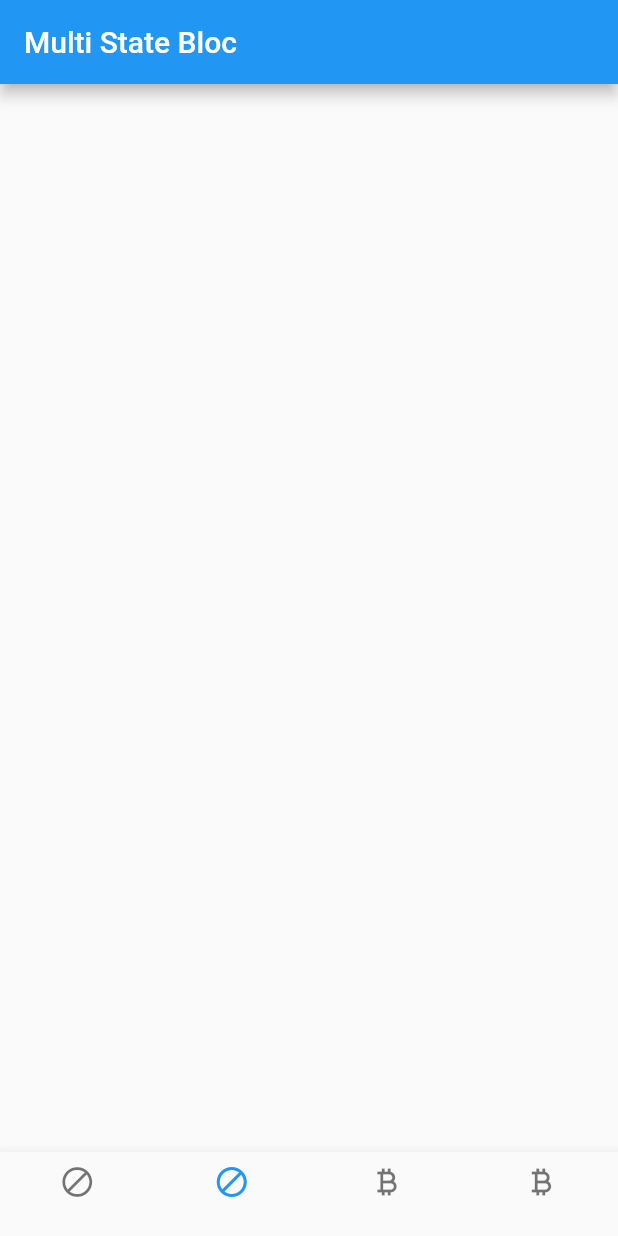
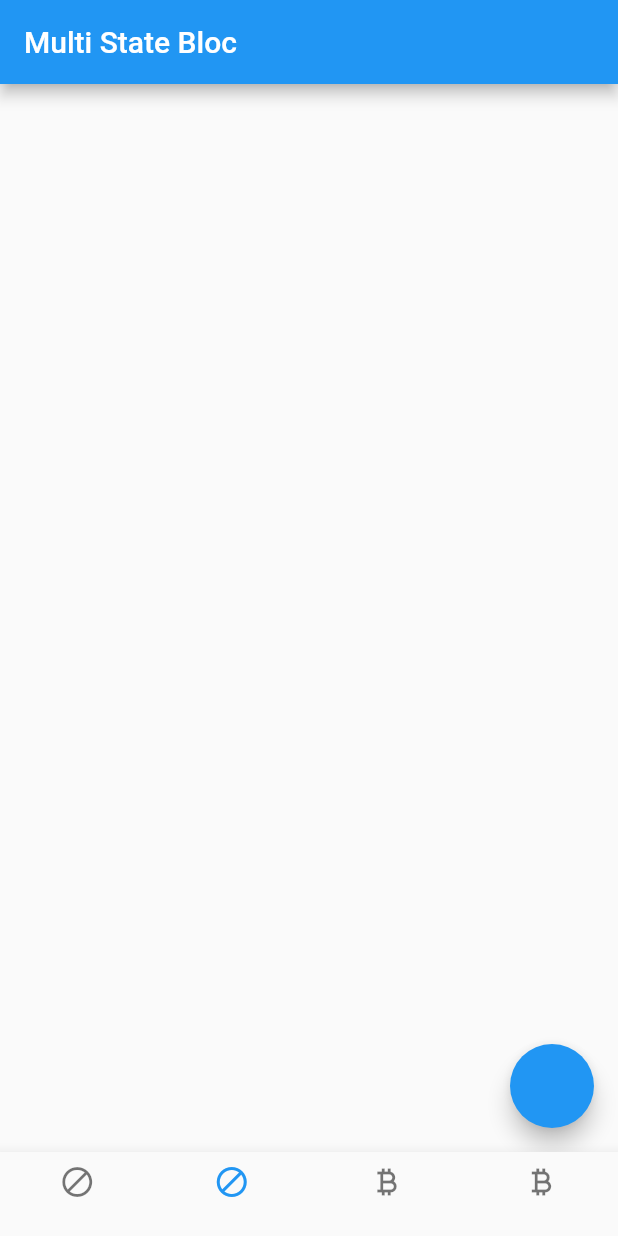
Before and after one commit to ahadjonovss/single_and_multi_state, a Flutter app: the screen it shows after launch, item 2 of the bottom bar chosen, on a phone screen of 412 x 824 dp. Run offline on Flutter 3.47's test engine with Material 2 defaults, Android fonts, the phone set to English and light mode, and no system bars; our stand-ins replace bloc, dio, flutter_bloc, get_it.

Commit message:
multi state bloc page logic done

```diff
--- a/lib/main.dart
+++ b/lib/main.dart
@@ -2,8 +2,10 @@ import 'package:bloc_task/app/app.dart';
 import 'package:bloc_task/app/bloc_observer.dart';
 import 'package:flutter/material.dart';
 import 'package:flutter_bloc/flutter_bloc.dart';
+import 'package:bloc_task/utils/my_locale.dart';
 
 void main() {
   Bloc.observer = AppBlocObserver();
+  setUp();
   runApp( App());
 }
--- a/lib/state_managers/bloc/multi_state_bloc/multi_state_event.dart
+++ b/lib/state_managers/bloc/multi_state_bloc/multi_state_event.dart
@@ -2,3 +2,5 @@ part of 'multi_state_bloc.dart';
 
 @immutable
 abstract class MultiStateEvent {}
+
+class GetDataFromApiEvent extends MultiStateEvent{}
--- a/lib/state_managers/bloc/multi_state_bloc/multi_state_state.dart
+++ b/lib/state_managers/bloc/multi_state_bloc/multi_state_state.dart
@@ -4,3 +4,17 @@ part of 'multi_state_bloc.dart';
 abstract class MultiStateState {}
 
 class MultiStateInitial extends MultiStateState {}
+
+class GettingDataInProgress extends MultiStateState{}
+
+class GettingDataInSuccess extends MultiStateState{
+  List cards;
+
+  GettingDataInSuccess({required this.cards});
+}
+
+class GettingDataInFailury extends MultiStateState{
+  String errorText;
+
+  GettingDataInFailury({required this.errorText});
+}
--- a/lib/ui/tab_box/tabs/bloc/multi_state-bloc.dart
+++ b/lib/ui/tab_box/tabs/bloc/multi_state-bloc.dart
@@ -1,5 +1,7 @@
 import 'package:bloc_task/app/app.dart';
+import 'package:bloc_task/state_managers/bloc/multi_state_bloc/multi_state_bloc.dart';
 import 'package:flutter/material.dart';
+import 'package:flutter_bloc/flutter_bloc.dart';
 
 class MultiStateBlocPage extends StatelessWidget {
   const MultiStateBlocPage({Key? key}) : super(key: key);
@@ -8,6 +10,30 @@ class MultiStateBlocPage extends StatelessWidget {
   Widget build(BuildContext context) {
     return Scaffold(
       appBar: AppBar(title: Text("Multi State Bloc")),
+      body: BlocConsumer<MultiStateBloc,MultiStateState>(
+        builder: (context, state) {
+          if(state is GettingDataInSuccess){
+            return Center(
+              child: Text("Data keldi"),
+            );
+          }
+          if(state is GettingDataInFailury){
+            return Center(
+              child: Text(state.errorText),
+            );
+          }
+          return Container();
+
+        },
+        listener: (context, state) {
+
+        },
+
+      ),
+      floatingActionButton: FloatingActionButton(
+          onPressed:() {
+            context.read<MultiStateBloc>().add(GetDataFromApiEvent());
+          }, ),
     );
   }
 }
--- a/lib/ui/tab_box/tabs/bloc/single_state_bloc.dart
+++ b/lib/ui/tab_box/tabs/bloc/single_state_bloc.dart
@@ -1,3 +1,4 @@
+import 'package:bloc_task/data/services/api_service/api_service.dart';
 import 'package:flutter/material.dart';
 
 class SingleStateBlocPage extends StatelessWidget {
@@ -7,6 +8,11 @@ class SingleStateBlocPage extends StatelessWidget {
   Widget build(BuildContext context) {
     return Scaffold(
       appBar: AppBar(title: Text("Single State Bloc")),
+      floatingActionButton: FloatingActionButton(
+        onPressed: () {
+          ApiService().getAllCards();
+        },
+      ),
 
     );
   }
--- /dev/null
+++ b/lib/utils/my_locale.dart
@@ -0,0 +1,8 @@
+import 'package:bloc_task/data/services/api_service/api_service.dart';
+import 'package:get_it/get_it.dart';
+
+final myLocale = GetIt.instance;
+
+void setUp() {
+  myLocale.registerLazySingleton(() => ApiService());
+}
--- a/pubspec.yaml
+++ b/pubspec.yaml
@@ -40,6 +40,7 @@ dependencies:
   flutter_bloc: ^8.1.1
   connectivity_plus: ^3.0.2
   equatable: ^2.0.5
+  get_it: ^7.2.0
 
 dev_dependencies:
   flutter_test:
```
Also changed, not shown: lib/data/models/card_model.dart (+41 -76 lines), lib/data/services/api_service/api_service.dart (+6 -18 lines), lib/state_managers/bloc/multi_state_bloc/multi_state_bloc.dart (+16 -5 lines), pubspec.lock.
